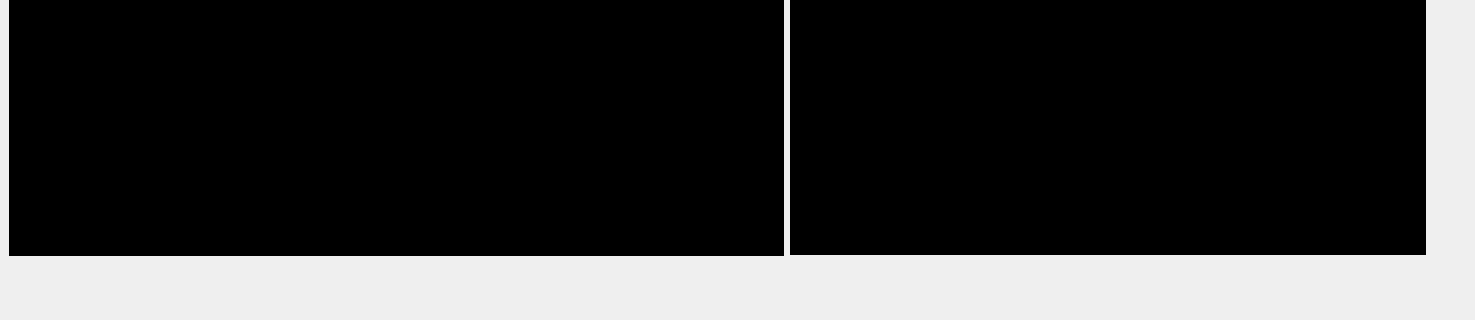
The window that texter/texter/texter3.ui (derlucas/4.48_psychosis) describes before a commit, drawn with Qt 5; both pictures show x 0 to 1475 and y 331 to 651 of the 1475 by 651 pixel window.
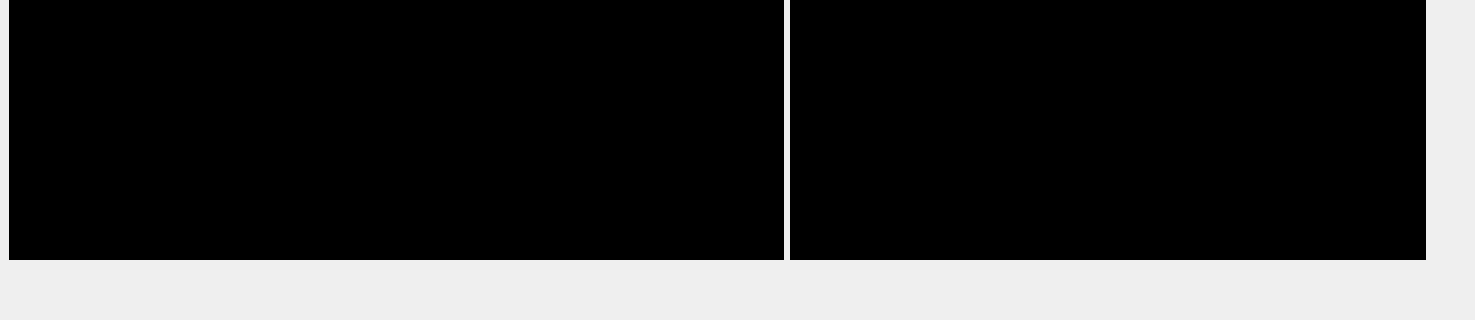
The same window after the commit. Icons and pictures are not drawn. Custom widgets are drawn as their Qt base class.

Commit message: small changes to texter and ekgplotter

```diff
--- a/texter/texter/texter3.ui
+++ b/texter/texter/texter3.ui
@@ -90,13 +90,13 @@
         <property name="minimumSize">
          <size>
           <width>775</width>
-          <height>578</height>
+          <height>582</height>
          </size>
         </property>
         <property name="maximumSize">
          <size>
           <width>775</width>
-          <height>578</height>
+          <height>582</height>
          </size>
         </property>
         <property name="palette">
@@ -248,13 +248,13 @@
         <property name="minimumSize">
          <size>
           <width>300</width>
-          <height>577</height>
+          <height>582</height>
          </size>
         </property>
         <property name="maximumSize">
          <size>
-          <width>769</width>
-          <height>577</height>
+          <width>775</width>
+          <height>582</height>
          </size>
         </property>
         <property name="palette">
```
The commit also changes 3 other files.
